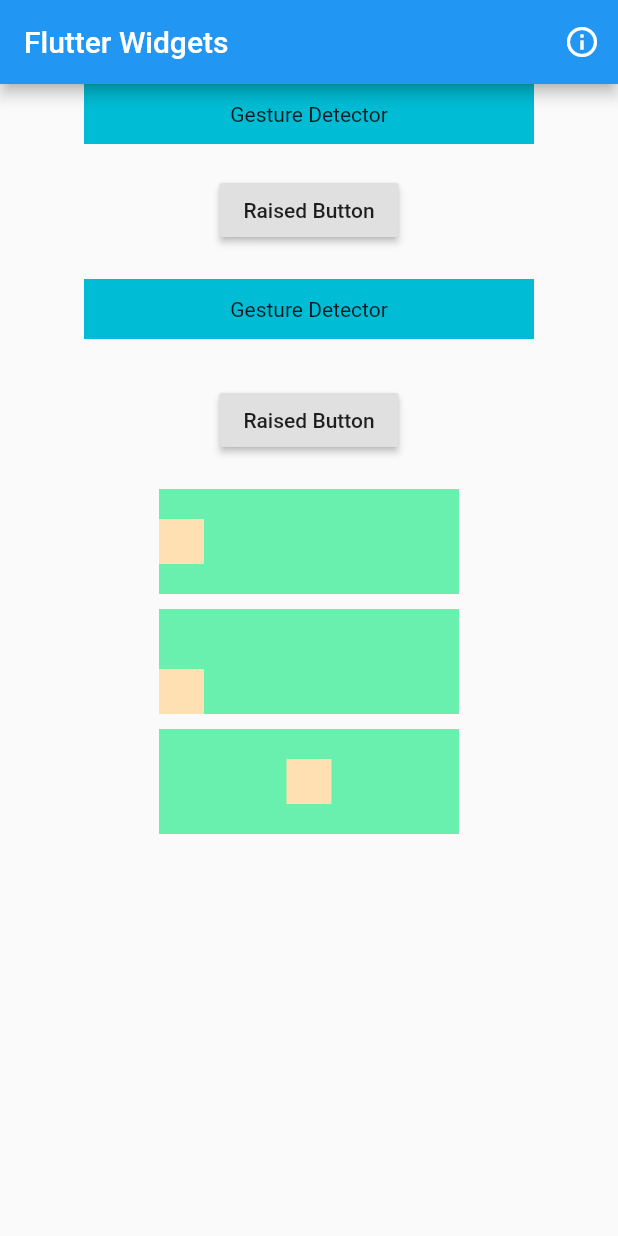
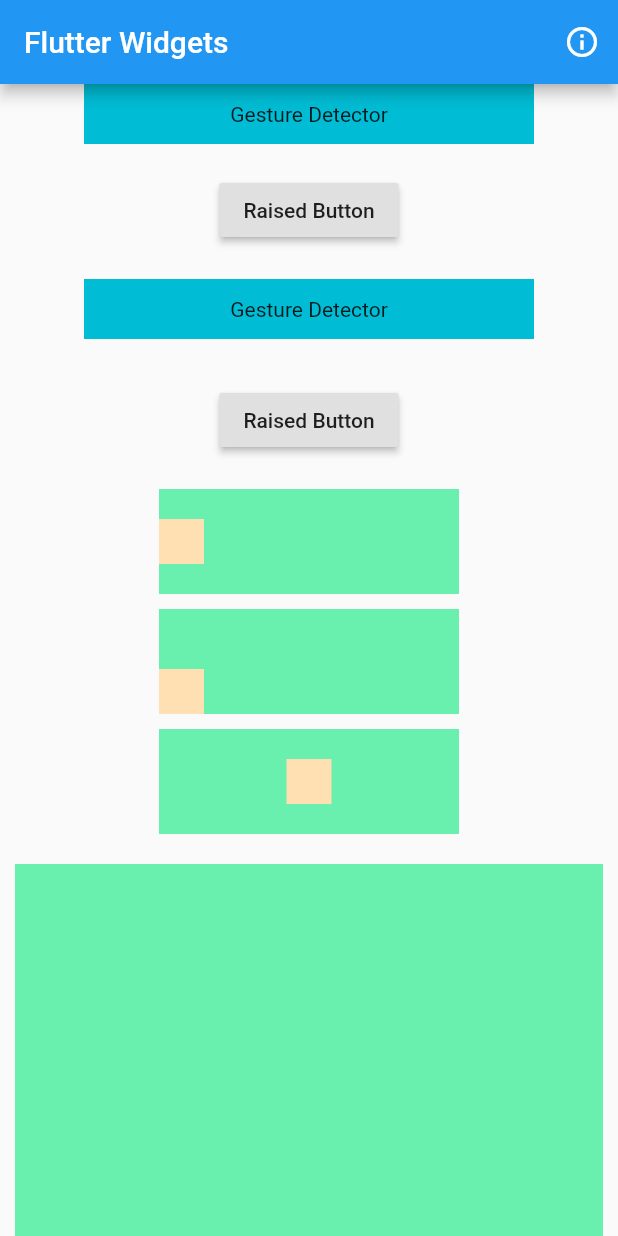
Before and after one commit to sagarsandy/flutter_widgets_batch_1, a Flutter app: the screen it shows after launch, on a phone screen of 412 x 824 dp. Run offline on Flutter 3.47's test engine with Material 2 defaults, Android fonts, the phone set to English and light mode, and no system bars.

```diff
--- a/lib/main.dart
+++ b/lib/main.dart
@@ -162,6 +162,20 @@ class MyHomePage extends StatelessWidget {
                   ),
                 ),
               ),
+              SizedBox(
+                height: 10,
+              ),
+              Padding(
+                padding: const EdgeInsets.all(10.0),
+                child: AspectRatio(
+                  // aspectRatio: 3/2, Width to height ratio, 3 parts of width and 2 parts of height.
+                  aspectRatio:
+                      1.5, // We can mention it in double also. 1.5 is nothing but 3/2
+                  child: Container(
+                    color: Colors.greenAccent,
+                  ),
+                ),
+              ),
             ],
           ),
         ),
```
Also changed, not shown: 1 other file.
